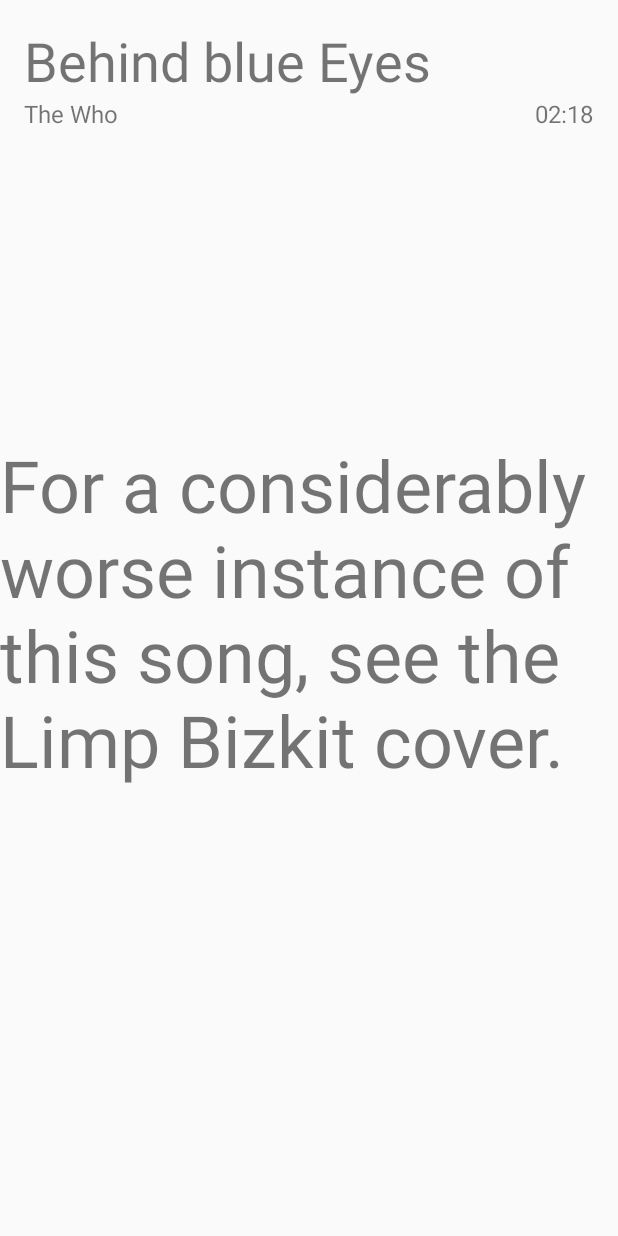
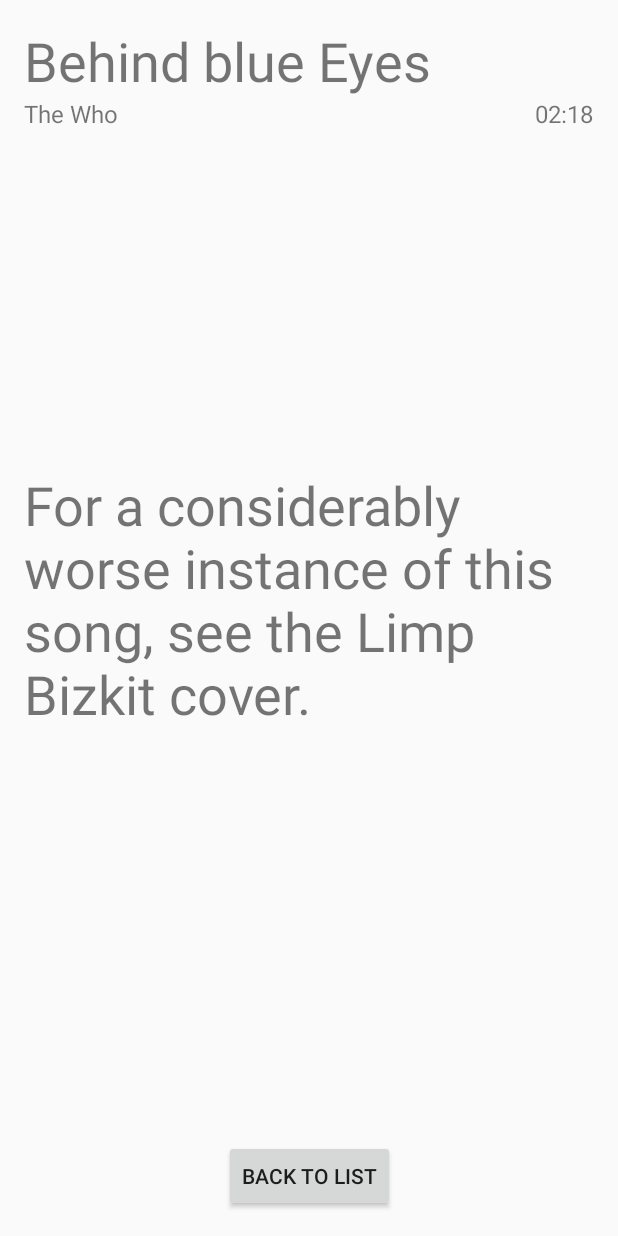
Before and after one commit to stupidhero/MusicStructure, an Android app: the screen it shows after launch (songInfo), after a tap on an icon or button, on a phone screen of 412 x 824 dp. Run offline under Robolectric (Android 15) with nearby library versions, the phone set to English and light mode, and no system bars.

Commit message:
Implemented the required changes as stated in the Review

```diff
--- a/app/build.gradle
+++ b/app/build.gradle
@@ -1,11 +1,11 @@
 apply plugin: 'com.android.application'
 
 android {
-    compileSdkVersion 26
+    compileSdkVersion 27
     defaultConfig {
         applicationId "com.example.android.musicstructure"
         minSdkVersion 15
-        targetSdkVersion 26
+        targetSdkVersion 27
         versionCode 1
         versionName "1.0"
         testInstrumentationRunner "android.support.test.runner.AndroidJUnitRunner"
@@ -20,7 +20,7 @@ android {
 
 dependencies {
     implementation fileTree(dir: 'libs', include: ['*.jar'])
-    implementation 'com.android.support:appcompat-v7:26.1.0'
+    implementation 'com.android.support:appcompat-v7:27.1.1'
     implementation 'com.android.support.constraint:constraint-layout:1.0.2'
     testImplementation 'junit:junit:4.12'
     androidTestImplementation 'com.android.support.test:runner:1.0.1'
--- a/app/src/main/java/com/example/android/musicstructure/songInfo.java
+++ b/app/src/main/java/com/example/android/musicstructure/songInfo.java
@@ -4,6 +4,8 @@ import android.content.Intent;
 import android.os.Bundle;
 import android.support.v7.app.AppCompatActivity;
 import android.text.format.DateUtils;
+import android.view.View;
+import android.widget.Button;
 import android.widget.TextView;
 
 public class songInfo extends AppCompatActivity {
@@ -30,5 +32,19 @@ public class songInfo extends AppCompatActivity {
 
         TextView funFactView = findViewById(R.id.funFactView);
         funFactView.setText(song.getFact());
+
+        Button returnButton = findViewById(R.id.backToList);
+
+        returnButton.setOnClickListener(new View.OnClickListener() {
+
+            @Override
+            public void onClick(View View) {
+
+                Intent returnToList = new Intent(songInfo.this, MainActivity.class);
+
+                //return to Main Activity
+                startActivity(returnToList);
+            }
+        });
     }
 }
--- a/app/src/main/res/layout/song_info.xml
+++ b/app/src/main/res/layout/song_info.xml
@@ -4,11 +4,14 @@
     android:layout_width="match_parent"
     android:layout_height="match_parent">
 
+
     <TextView
         android:id="@+id/titleInfoName"
         android:layout_width="wrap_content"
         android:layout_height="wrap_content"
-        android:layout_margin="@dimen/baseMargin"
+        android:layout_marginLeft="@dimen/baseMargin"
+        android:layout_marginStart="@dimen/baseMargin"
+        android:layout_marginTop="@dimen/baseMargin"
         android:text="@string/sampleSong"
         android:textSize="@dimen/listSongTitleSize"
         app:layout_constraintBottom_toBottomOf="parent"
@@ -22,15 +25,15 @@
         android:layout_height="wrap_content"
         android:text="@string/sampleArtist"
         android:textSize="@dimen/listArtistSize"
-        app:layout_constraintLeft_toLeftOf="@+id/titleInfoName"
-        app:layout_constraintTop_toBottomOf="@+id/titleInfoName" />
+        app:layout_constraintLeft_toLeftOf="@id/titleInfoName"
+        app:layout_constraintTop_toBottomOf="@id/titleInfoName" />
 
     <TextView
         android:id="@+id/songDurationView"
         android:layout_width="wrap_content"
         android:layout_height="wrap_content"
+        android:layout_marginRight="@dimen/baseMargin"
         android:layout_marginEnd="@dimen/baseMargin"
-        android:layout_marginRight="@dimen/baseMargin"
         android:text="@string/timeSample"
         android:textSize="@dimen/durationSize"
         app:layout_constraintBottom_toBottomOf="@id/titleInfoArtist"
@@ -39,17 +42,28 @@
 
     <TextView
         android:id="@+id/funFactView"
-        android:layout_width="wrap_content"
+        android:layout_width="0dp"
         android:layout_height="wrap_content"
-        android:layout_margin="@dimen/baseMargin"
         android:text="@string/funFact"
         android:textSize="@dimen/funFactSize"
         app:layout_constraintBottom_toBottomOf="parent"
+        app:layout_constraintEnd_toEndOf="@id/songDurationView"
         app:layout_constraintLeft_toLeftOf="@id/titleInfoName"
         app:layout_constraintRight_toRightOf="@id/songDurationView"
+        app:layout_constraintStart_toStartOf="@id/titleInfoName"
         app:layout_constraintTop_toBottomOf="@id/titleInfoArtist"
         app:layout_constraintVertical_bias="0.4"
-
         />
 
+    <Button
+        android:id="@+id/backToList"
+        android:layout_width="wrap_content"
+        android:layout_height="wrap_content"
+        android:layout_marginBottom="@dimen/baseMargin"
+        android:text="@string/BackToList"
+        android:textAllCaps="true"
+        app:layout_constraintBottom_toBottomOf="parent"
+        app:layout_constraintLeft_toLeftOf="parent"
+        app:layout_constraintRight_toRightOf="parent" />
+
 </android.support.constraint.ConstraintLayout>
--- a/app/src/main/res/values/dimens.xml
+++ b/app/src/main/res/values/dimens.xml
@@ -6,5 +6,6 @@
     <dimen name="listSongTitleSize">36sp</dimen>
     <dimen name="listArtistSize">16sp</dimen>
     <dimen name="durationSize">16sp</dimen>
-    <dimen name="funFactSize">48sp</dimen>
+    <dimen name="funFactSize">36sp</dimen>
+
 </resources>
--- a/app/src/main/res/values/strings.xml
+++ b/app/src/main/res/values/strings.xml
@@ -4,4 +4,5 @@
     <string name="sampleSong">sampleSong</string>
     <string name="funFact">funFactIsHere</string>
     <string name="timeSample">3:55</string>
+    <string name="BackToList">Back to List</string>
 </resources>
--- a/build.gradle
+++ b/build.gradle
@@ -7,8 +7,7 @@ buildscript {
         jcenter()
     }
     dependencies {
-        classpath 'com.android.tools.build:gradle:3.0.1'
-
+        classpath 'com.android.tools.build:gradle:3.1.0'
 
         // NOTE: Do not place your application dependencies here; they belong
         // in the individual module build.gradle files
```
Also changed, not shown: app/src/main/AndroidManifest.xml (+7 -2 lines), gradle/wrapper/gradle-wrapper.properties, 2 other files.
